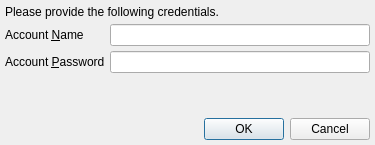
Qt form branches/trunk/UI/spot-on-password-prompt.ui (textbrowser/spot-on) before a commit.
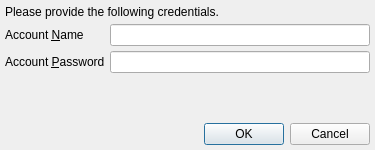
The same form after that commit. Icons and pictures are not drawn.

What changed in the file:
```diff
--- a/branches/trunk/UI/spot-on-password-prompt.ui
+++ b/branches/trunk/UI/spot-on-password-prompt.ui
@@ -7,7 +7,7 @@
     <x>0</x>
     <y>0</y>
     <width>375</width>
-    <height>145</height>
+    <height>150</height>
    </rect>
   </property>
   <property name="windowIcon">
```
